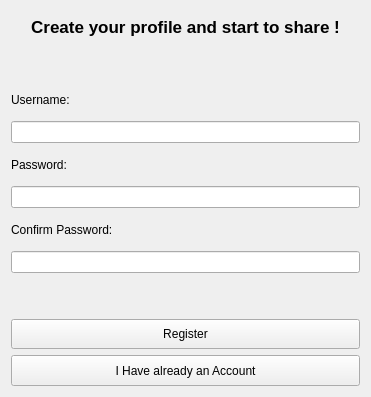
Old version of the form Login/registrationdialog.ui in the repository cosimo265598/Edilive.
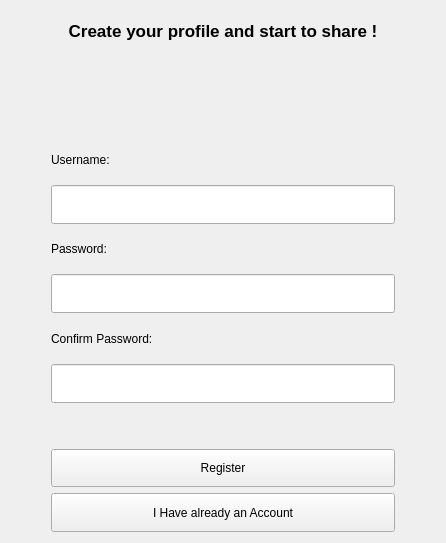
New version of the form.

The edit to the form file:
```diff
--- a/Login/registrationdialog.ui
+++ b/Login/registrationdialog.ui
@@ -9,20 +9,38 @@
    <rect>
     <x>0</x>
     <y>0</y>
-    <width>371</width>
-    <height>397</height>
+    <width>446</width>
+    <height>543</height>
    </rect>
   </property>
   <property name="maximumSize">
    <size>
-    <width>371</width>
+    <width>16777215</width>
     <height>16777215</height>
    </size>
   </property>
   <property name="windowTitle">
    <string>Form</string>
   </property>
-  <layout class="QVBoxLayout" name="verticalLayout">
+  <layout class="QHBoxLayout" name="horizontalLayout">
+   <item>
+    <spacer name="horizontalSpacer">
+     <property name="orientation">
+      <enum>Qt::Horizontal</enum>
+     </property>
+     <property name="sizeType">
+      <enum>QSizePolicy::Maximum</enum>
+     </property>
+     <property name="sizeHint" stdset="0">
+      <size>
+       <width>40</width>
+       <height>20</height>
+      </size>
+     </property>
+    </spacer>
+   </item>
+   <item>
+    <layout class="QVBoxLayout" name="verticalLayout_2">
    <item>
     <widget class="QLabel" name="label">
      <property name="font">
@@ -65,6 +83,22 @@
      </property>
     </widget>
    </item>
+     <item>
+      <spacer name="verticalSpacer">
+       <property name="orientation">
+        <enum>Qt::Vertical</enum>
+       </property>
+       <property name="sizeType">
+        <enum>QSizePolicy::Maximum</enum>
+       </property>
+       <property name="sizeHint" stdset="0">
+        <size>
+         <width>20</width>
+         <height>40</height>
+        </size>
+       </property>
+      </spacer>
+     </item>
    <item>
     <widget class="QLabel" name="usernameLabel">
      <property name="text">
@@ -73,7 +107,14 @@
     </widget>
    </item>
    <item>
-    <widget class="QLineEdit" name="username"/>
+      <widget class="QLineEdit" name="username">
+       <property name="sizePolicy">
+        <sizepolicy hsizetype="Preferred" vsizetype="Preferred">
+         <horstretch>0</horstretch>
+         <verstretch>0</verstretch>
+        </sizepolicy>
+       </property>
+      </widget>
    </item>
    <item>
     <widget class="QLabel" name="passwordLabel">
@@ -84,6 +125,12 @@
    </item>
    <item>
     <widget class="QLineEdit" name="password">
+       <property name="sizePolicy">
+        <sizepolicy hsizetype="Preferred" vsizetype="Preferred">
+         <horstretch>0</horstretch>
+         <verstretch>0</verstretch>
+        </sizepolicy>
+       </property>
      <property name="echoMode">
       <enum>QLineEdit::Password</enum>
      </property>
@@ -98,6 +145,12 @@
    </item>
    <item>
     <widget class="QLineEdit" name="confirmPassword">
+       <property name="sizePolicy">
+        <sizepolicy hsizetype="Preferred" vsizetype="Preferred">
+         <horstretch>0</horstretch>
+         <verstretch>0</verstretch>
+        </sizepolicy>
+       </property>
      <property name="text">
       <string/>
      </property>
@@ -107,12 +160,12 @@
     </widget>
    </item>
    <item>
-    <spacer name="verticalSpacer">
+      <spacer name="verticalSpacer_2">
      <property name="orientation">
       <enum>Qt::Vertical</enum>
      </property>
      <property name="sizeType">
-      <enum>QSizePolicy::Maximum</enum>
+        <enum>QSizePolicy::Minimum</enum>
      </property>
      <property name="sizeHint" stdset="0">
       <size>
@@ -144,7 +197,7 @@
    <item>
     <widget class="QPushButton" name="pushButton_alreadyAnAccount">
      <property name="sizePolicy">
-      <sizepolicy hsizetype="Minimum" vsizetype="Preferred">
+        <sizepolicy hsizetype="MinimumExpanding" vsizetype="Preferred">
        <horstretch>0</horstretch>
        <verstretch>0</verstretch>
       </sizepolicy>
@@ -153,6 +206,24 @@
       <string>I Have already an Account</string>
      </property>
     </widget>
+     </item>
+    </layout>
+   </item>
+   <item>
+    <spacer name="horizontalSpacer_2">
+     <property name="orientation">
+      <enum>Qt::Horizontal</enum>
+     </property>
+     <property name="sizeType">
+      <enum>QSizePolicy::Maximum</enum>
+     </property>
+     <property name="sizeHint" stdset="0">
+      <size>
+       <width>40</width>
+       <height>20</height>
+      </size>
+     </property>
+    </spacer>
    </item>
   </layout>
  </widget>
```
Lines whose indentation alone changed are shown as unchanged.
